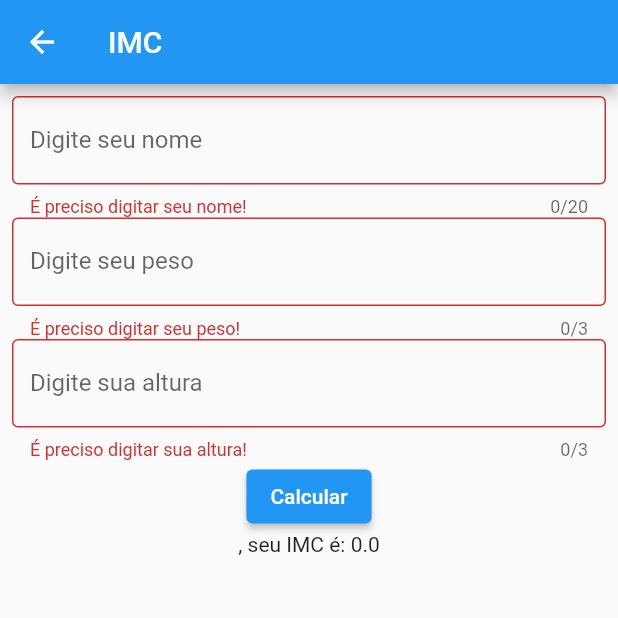
After one commit to paoloBP/app_aula_ofic, a Flutter app: the IMCPage screen opened by its route, after a tap on "Calcular", on a phone screen of 412 x 824 dp, the top half of it. The commit adds this screen. Run offline on Flutter 3.47's test engine with Material 2 defaults, Android fonts, the light colour scheme and no system bars.

Commit message:
Commit de 28/10/2022-15h12m58s

```diff
--- a/lib/main.dart
+++ b/lib/main.dart
@@ -2,6 +2,9 @@ import 'package:app_aula_ofic/pages/contador.dart';
 import 'package:app_aula_ofic/pages/home.dart';
 import 'package:app_aula_ofic/pages/informacoes.dart';
 import 'package:app_aula_ofic/pages/sobre.dart';
+import 'package:app_aula_ofic/pages/formulario.dart';
+import 'package:app_aula_ofic/pages/dias.dart';
+import 'package:app_aula_ofic/pages/imc.dart';
 import 'package:flutter/material.dart';
 
 void main() {
@@ -22,6 +25,9 @@ class MyApp extends StatelessWidget {
         '/contador': (context) => const ContadorPage(title: "Contador"),
         '/sobre': (context) => SobrePage(),
         '/informacoes': (context) => InformacoesPage(),
+        '/formulario': (context) => FormValidacaoPage(),
+        '/dialogos': (context) => DiasVividosPage(),
+        '/imc': (context) => IMCPage(),
       },
     );
   }
--- /dev/null
+++ b/lib/pages/imc.dart
@@ -0,0 +1,116 @@
+import 'package:flutter/material.dart';
+
+class IMCPage extends StatefulWidget {
+  const IMCPage({super.key});
+  @override
+  _IMCPageState createState() {
+    return _IMCPageState();
+  }
+}
+
+class _IMCPageState extends State<IMCPage> {
+  final _formKey = GlobalKey<FormState>();
+  String _nome = '';
+  double _peso = 0;
+  double _altura = 0;
+  double _imc = 0;
+
+  void _calcular() {
+    setState(() {
+      _imc = _peso / (_altura * _altura);
+
+      if (_imc < 18.5) {
+        _nome = '$_nome' ' - ' 'Abaixo do peso';
+      } else if (_imc >= 18.5 && _imc < 25) {
+        _nome = '$_nome' ' - ' 'Peso normal';
+      } else if (_imc >= 25 && _imc < 30) {
+        _nome = '$_nome' ' - ' 'Sobrepeso';
+      } else if (_imc >= 30 && _imc < 35) {
+        _nome = '$_nome' ' - ' 'Obesidade grau 1';
+      } else if (_imc >= 35 && _imc < 40) {
+        _nome = '$_nome' ' - ' 'Obesidade grau 2';
+      } else if (_imc >= 40) {
+        _nome = '$_nome' ' - ' 'Obesidade grau 3';
+      }
+    });
+  }
+
+  @override
+  Widget build(BuildContext context) {
+    return Scaffold(
+        appBar: AppBar(
+          title: Text("IMC"),
+        ),
+        body: Padding(
+            padding: const EdgeInsets.all(8.0),
+            child: Form(
+                key: _formKey,
+                child: Column(
+                    mainAxisAlignment: MainAxisAlignment.start,
+                    children: <Widget>[
+                      TextFormField(
+                          keyboardType: TextInputType.text,
+                          maxLength: 20,
+                          decoration: const InputDecoration(
+                            border: OutlineInputBorder(),
+                            labelText: 'Digite seu nome',
+                          ),
+                          validator: (value) {
+                            if (value == null || value.isEmpty) {
+                              return 'É preciso digitar seu nome!';
+                            }
+
+                            _nome = value;
+
+                            return null;
+                          }),
+                      TextFormField(
+                          keyboardType: TextInputType.number,
+                          maxLength: 3,
+                          decoration: const InputDecoration(
+                            border: OutlineInputBorder(),
+                            labelText: 'Digite seu peso',
+                          ),
+                          validator: (value) {
+                            if (value == null || value.isEmpty) {
+                              return 'É preciso digitar seu peso!';
+                            }
+
+                            _peso = double.parse(value);
+
+                            return null;
+                          }),
+                      TextFormField(
+                          keyboardType: TextInputType.number,
+                          maxLength: 3,
+                          decoration: const InputDecoration(
+                            border: OutlineInputBorder(),
+                            labelText: 'Digite sua altura',
+                          ),
+                          validator: (value) {
+                            if (value == null || value.isEmpty) {
+                              return 'É preciso digitar sua altura!';
+                            }
+
+                            _altura = double.parse(value);
+
+                            return null;
+                          }),
+                      ElevatedButton(
+                          onPressed: () {
+                            if (_formKey.currentState!.validate()) {
+                              _calcular();
+
+                              ScaffoldMessenger.of(context).showSnackBar(
+                                  SnackBar(
+                                      content:
+                                          Text('$_nome seu IMC é: $_imc')));
+
+                              _formKey.currentState!.reset();
+                            }
+                          },
+                          child: Text("Calcular")),
+                      Text("$_nome, seu IMC é: $_imc")
+                    ]))));
+  }
+}
--- a/pubspec.yaml
+++ b/pubspec.yaml
@@ -61,6 +61,8 @@ flutter:
 
 
 
+
+
   # To add assets to your application, add an assets section, like this:
   # assets:
   #   - images/a_dot_burr.jpeg
```
Also changed, not shown: lib/pages/dias.dart (added, +86 -0 lines), lib/pages/formulario.dart (added, +64 -0 lines), lib/pages/home.dart (+24 -0 lines).
